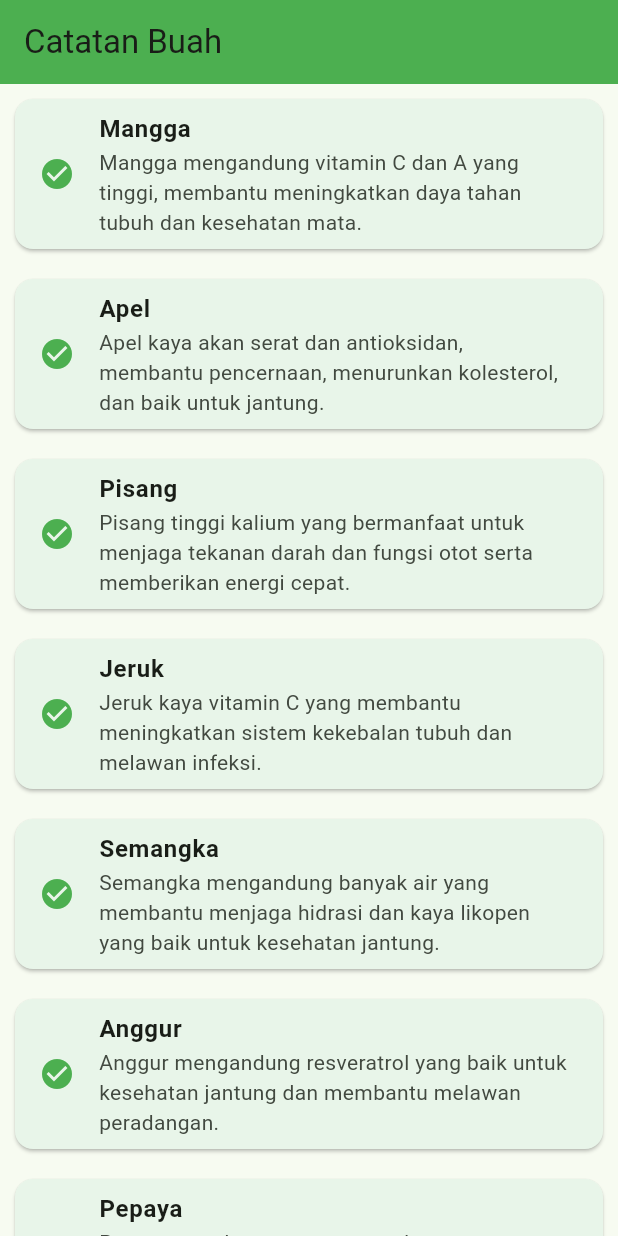
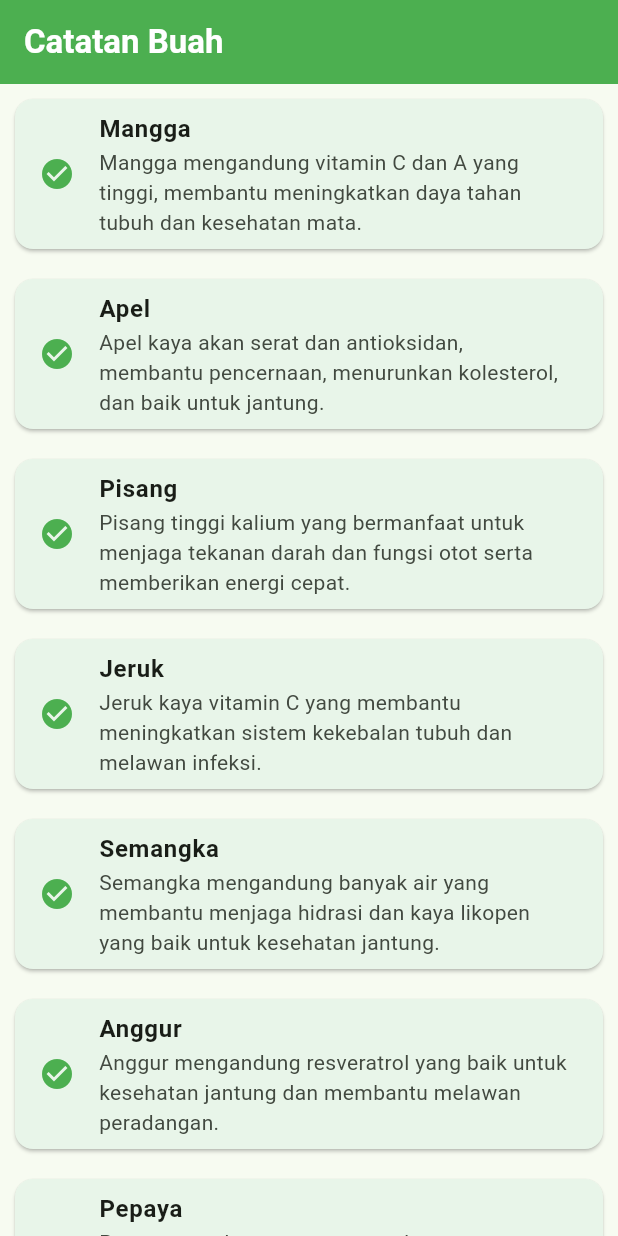
Before and after one commit to Firdaa-code57/project_uas_grup, a Flutter app: the Notes screen opened directly, on a phone screen of 412 x 824 dp. Run offline on Flutter 3.47's test engine with Material 3 defaults, Android fonts, the phone set to English and light mode, and no system bars; our stand-ins replace animated_bottom_navigation_bar, get, image_picker, supabase_flutter; accounts and stored records are empty.

Commit message:
Update AppBar title style in Notes view

```diff
--- a/lib/app/views/notes.dart
+++ b/lib/app/views/notes.dart
@@ -65,7 +65,10 @@ class Notes extends StatelessWidget {
   Widget build(BuildContext context) {
     return Scaffold(
       appBar: AppBar(
-        title: const Text('Catatan Buah'),
+        title: const Text(
+          'Catatan Buah',
+          style: TextStyle(color: Colors.white, fontWeight: FontWeight.bold),
+        ),
         backgroundColor: const Color(0xFF4CAF50),
       ),
       body: ListView.builder(
```
